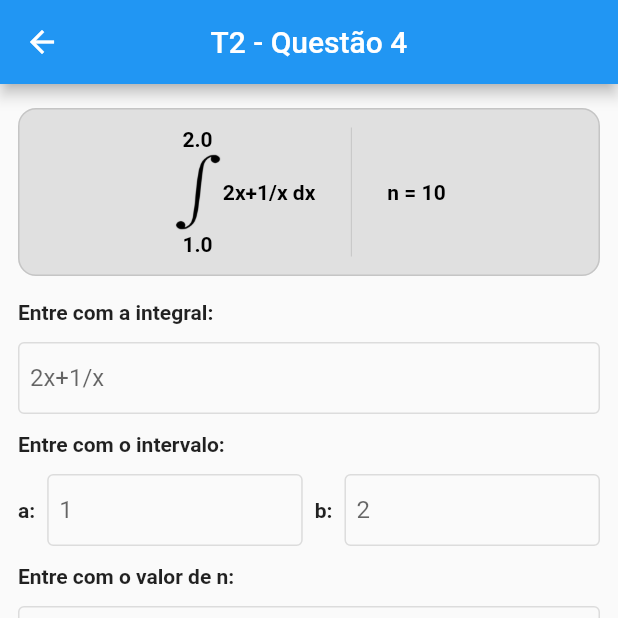
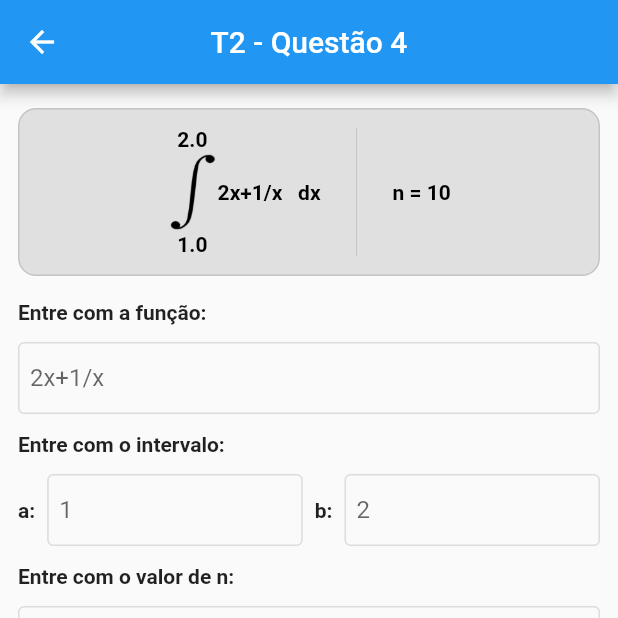
Before and after one commit to RaphaelRat/calculo-numerico, a Flutter app: the Trabalho2 screen opened by its route, on a phone screen of 412 x 824 dp, the top half of it. Run offline on Flutter 3.47's test engine with Material 2 defaults, Android fonts, the phone set to English and light mode, and no system bars; our stand-ins replace get.

Commit message:
add createIntegral function

```diff
--- a/lib/pages/trabalho_2/trabalho_2.dart
+++ b/lib/pages/trabalho_2/trabalho_2.dart
@@ -1,4 +1,5 @@
 import 'package:flutter/material.dart';
+import 'package:flutter/services.dart';
 import 'package:get/get.dart';
 
 import './trabalho_2_controller.dart';
@@ -34,7 +35,7 @@ class Trabalho2 extends GetView<Trabalho2Controller> {
                         color: Colors.grey.shade300,
                         border: Border.all(width: 1, color: Get.isDarkMode ? Colors.white : Theme.of(context).focusColor),
                       ),
-                      child: controller.integral.value.isEmpty
+                      child: controller.integral.isEmpty
                           ? const Center(
                               child: Text(
                                 'Sua integral aqui',
@@ -67,13 +68,32 @@ class Trabalho2 extends GetView<Trabalho2Controller> {
                                     ),
                                   ],
                                 ),
-                                Text(
-                                  '${controller.funcao.value} dx',
-                                  style: const TextStyle(
-                                    color: Colors.black,
-                                    fontWeight: FontWeight.bold,
-                                  ),
-                                ),
+                                Wrap(children: [
+                                  for (int i = 0; i < controller.integral.length; i++) ...[
+                                    Text(
+                                      controller.integral[i]['operacao'] ?? '',
+                                      style: const TextStyle(color: Colors.black, fontWeight: FontWeight.bold),
+                                    ),
+                                    Text(
+                                      controller.integral[i]['numero'] ?? '',
+                                      style: const TextStyle(color: Colors.black, fontWeight: FontWeight.bold),
+                                    ),
+                                    Text(
+                                      controller.integral[i]['x'] ?? '',
+                                      style: const TextStyle(color: Colors.black, fontWeight: FontWeight.bold),
+                                    ),
+                                    Text(controller.integral[i]['expoente'] ?? '',
+                                        style: const TextStyle(fontSize: 8, color: Colors.black, fontWeight: FontWeight.bold)),
+                                  ],
+                                ]),
+                                // Text(
+                                //   '${controller.integral.toString()}  dx',
+                                //   style: const TextStyle(
+                                //     color: Colors.black,
+                                //     fontWeight: FontWeight.bold,
+                                //   ),
+                                // ),
+                                const Text('   dx', style: TextStyle(color: Colors.black, fontWeight: FontWeight.bold)),
                                 const SizedBox(width: 16),
                                 VerticalDivider(color: Get.isDarkMode ? Colors.white : Theme.of(context).focusColor),
                                 const SizedBox(width: 16),
@@ -89,9 +109,9 @@ class Trabalho2 extends GetView<Trabalho2Controller> {
                     ),
                   ),
                   const SizedBox(height: 12),
-                  const Text('Entre com a integral:', style: TextStyle(fontWeight: FontWeight.bold)),
+                  const Text('Entre com a função:', style: TextStyle(fontWeight: FontWeight.bold)),
                   const SizedBox(height: 12),
-                  _myTextField(context, hintText: '2x+1/x', onChanged: (value) => controller.funcao.value = value, isOnlyNumber: false),
+                  _myTextField(context, hintText: '2x+1/x', onChanged: (value) => controller.createIntegral(value), isOnlyNumber: false),
                   const SizedBox(height: 12),
                   const Text('Entre com o intervalo:', style: TextStyle(fontWeight: FontWeight.bold)),
                   const SizedBox(height: 12),
@@ -128,9 +148,7 @@ class Trabalho2 extends GetView<Trabalho2Controller> {
                     mainAxisAlignment: MainAxisAlignment.spaceEvenly,
                     children: [
                       ElevatedButton(
-                        onPressed: () {
-                          controller.trapeziosClicked();
-                        },
+                        onPressed: controller.trapeziosClicked,
                         child: const Text('Regra dos Trapézios'),
                         style: ButtonStyle(
                           shape: MaterialStateProperty.all<RoundedRectangleBorder>(
@@ -141,9 +159,7 @@ class Trabalho2 extends GetView<Trabalho2Controller> {
                         ),
                       ),
                       ElevatedButton(
-                        onPressed: () {
-                          controller.simpsonClicked();
-                        },
+                        onPressed: controller.simpsonClicked,
                         child: const Text('Regra do Simpson'),
                         style: ButtonStyle(
                           shape: MaterialStateProperty.all<RoundedRectangleBorder>(
@@ -169,6 +185,7 @@ class Trabalho2 extends GetView<Trabalho2Controller> {
       cursorColor: Theme.of(context).focusColor,
       cursorWidth: 1.0,
       keyboardType: isOnlyNumber ? TextInputType.number : TextInputType.text,
+      inputFormatters: isOnlyNumber ? [] : [FilteringTextInputFormatter.allow(RegExp(r'[0-9-/+xX]'))],
       decoration: InputDecoration(
         contentPadding: const EdgeInsets.symmetric(vertical: 0, horizontal: 8),
         focusedBorder: OutlineInputBorder(
```
Also changed, not shown: lib/pages/trabalho_2/trabalho_2_controller.dart (+51 -3 lines).
